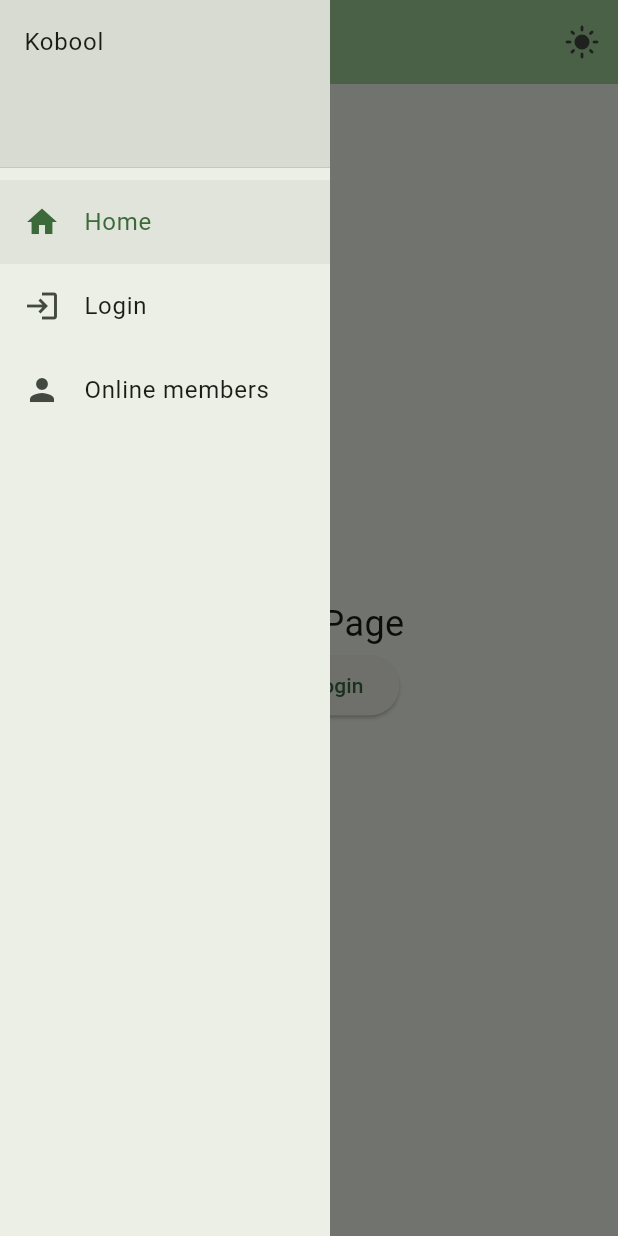
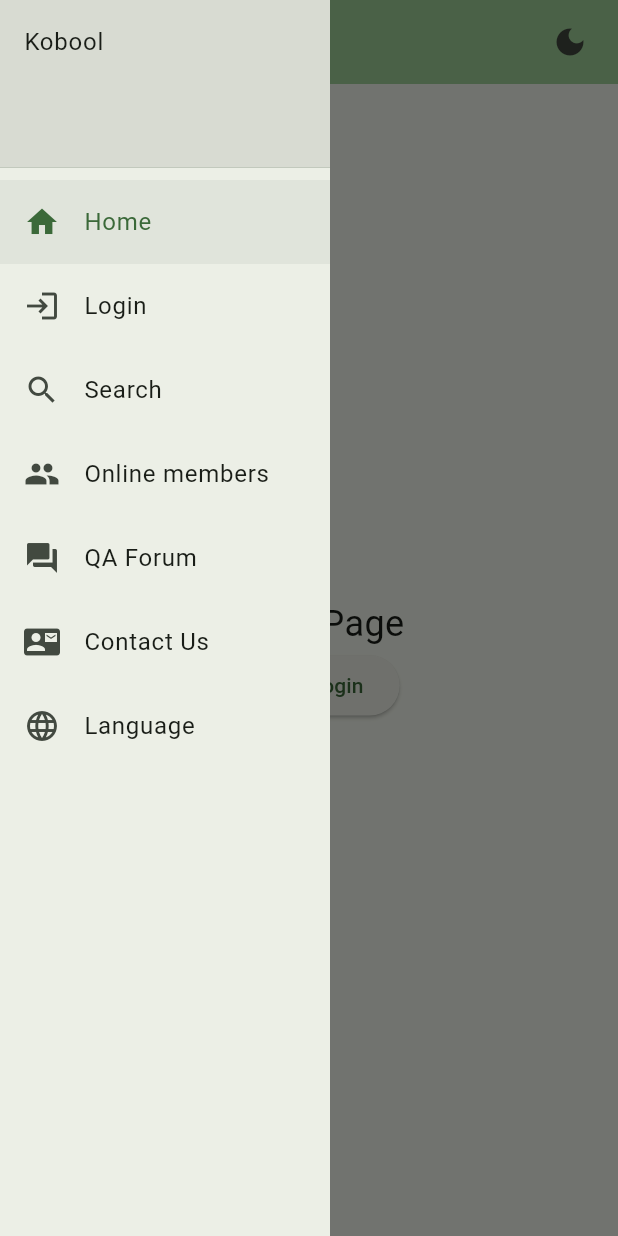
Before and after one commit to rdesoky/kobool_app, a Flutter app: the screen it shows after launch, with the side drawer open, on a phone screen of 412 x 824 dp. Run offline on Flutter 3.47's test engine with Material 3 defaults, Android fonts, the phone set to English and light mode, and no system bars; our stand-ins replace flutter_hooks, flutter_riverpod, hooks_riverpod, shared_preferences.

Commit message:
feat: Implement core application structure with AppDrawer, KAppBar, and initial dependency setup.

```diff
--- /dev/null
+++ b/devtools_options.yaml
@@ -0,0 +1,3 @@
+description: This file stores settings for Dart & Flutter DevTools.
+documentation: https://docs.flutter.dev/tools/devtools/extensions#configure-extension-enablement-states
+extensions:
--- a/lib/app_main.dart
+++ b/lib/app_main.dart
@@ -1,4 +1,5 @@
 import 'package:flutter/material.dart';
+import 'package:flutter_hooks/flutter_hooks.dart';
 import 'package:flutter_riverpod/flutter_riverpod.dart';
 import 'package:hooks_riverpod/hooks_riverpod.dart';
 import 'package:kobool/app_route_observer.dart';
@@ -7,6 +8,7 @@ import 'package:kobool/providers/settings_provider.dart';
 import 'package:kobool/route_generator.dart';
 import 'package:kobool/widgets/app_drawer.dart';
 import 'package:kobool/widgets/kapp_bar.dart';
+import 'package:shared_preferences/shared_preferences.dart';
 
 class AppMain extends ConsumerWidget {
   const AppMain({super.key});
@@ -34,14 +36,16 @@ class AppMain extends ConsumerWidget {
   }
 }
 
-class _AppScaffold extends ConsumerWidget {
+class _AppScaffold extends HookConsumerWidget {
   static final GlobalKey<NavigatorState> navigatorKey =
       GlobalKey<NavigatorState>();
 
   const _AppScaffold({super.key});
 
   @override
-  Widget build(BuildContext context, ref) {
+  Widget build(BuildContext context, WidgetRef ref) {
+    useInitApp(ref);
+
     final isWideView = MediaQuery.of(context).size.width > 600;
 
     return Scaffold(
@@ -80,3 +84,33 @@ class AppNavigator extends ConsumerWidget {
         : navigatorWidget;
   }
 }
+
+useInitApp(WidgetRef ref) {
+  useEffect(() {
+    // providers initialization
+    // read themMode from shared preferences
+    SharedPreferences.getInstance().then((prefs) {
+      final themeMode = prefs.getString('themeMode');
+      if (themeMode == null) {
+        return; //initial value
+      }
+      ref.read(themeModeProvider.notifier).state = themeMode == 'dark'
+          ? ThemeMode.dark
+          : ThemeMode.light;
+    });
+    return null;
+  }, []);
+
+  final themeMode = ref.watch(themeModeProvider);
+
+  useEffect(() {
+    if (themeMode == ThemeMode.system) {
+      return; //initial value
+    }
+    //updated value
+    SharedPreferences.getInstance().then((prefs) {
+      prefs.setString('themeMode', themeMode.name);
+    });
+    return null;
+  }, [themeMode]);
+}
--- a/lib/widgets/app_drawer.dart
+++ b/lib/widgets/app_drawer.dart
@@ -55,7 +55,18 @@ class AppDrawer extends ConsumerWidget {
             },
           ),
           ListTile(
-            leading: Icon(Icons.person),
+            leading: Icon(Icons.search),
+            title: Text('Search'),
+            selected: routerState.name == Routes.search,
+            selectedTileColor: colorScheme.surfaceContainerHighest,
+            onTap: () {
+              // Handle settings tap
+              navigatorKey.currentState?.pushNamed(Routes.search);
+              Scaffold.of(context).closeDrawer();
+            },
+          ),
+          ListTile(
+            leading: Icon(Icons.people),
             title: Text('Online members'),
             selected: routerState.name == Routes.results,
             selectedTileColor: colorScheme.surfaceContainerHighest,
@@ -65,6 +76,56 @@ class AppDrawer extends ConsumerWidget {
               Scaffold.of(context).closeDrawer();
             },
           ),
+          ListTile(
+            leading: Icon(Icons.forum),
+            title: Text('QA Forum'),
+            selected: routerState.name == Routes.forum,
+            selectedTileColor: colorScheme.surfaceContainerHighest,
+            onTap: () {
+              // Handle login tap
+              navigatorKey.currentState?.pushNamed(Routes.forum);
+              Scaffold.of(context).closeDrawer();
+            },
+          ),
+          ListTile(
+            leading: Icon(Icons.contact_mail),
+            title: Text('Contact Us'),
+            selected: routerState.name == Routes.contact,
+            selectedTileColor: colorScheme.surfaceContainerHighest,
+            onTap: () {
+              // Handle settings tap
+              navigatorKey.currentState?.pushNamed(Routes.contact);
+              Scaffold.of(context).closeDrawer();
+            },
+          ),
+          ListTile(
+            leading: Icon(Icons.language),
+            title: Text('Language'),
+            onTap: () {
+              // Handle settings tap
+              // confirm dialog
+              showDialog(
+                context: context,
+                builder: (context) => AlertDialog(
+                  title: Text('Language'),
+                  content: Text('Change language?'),
+                  actions: [
+                    TextButton(
+                      child: Text('Cancel'),
+                      onPressed: () => Navigator.pop(context),
+                    ),
+                    TextButton(
+                      child: Text('OK'),
+                      onPressed: () {
+                        // change language
+                        Navigator.pop(context);
+                      },
+                    ),
+                  ],
+                ),
+              );
+            },
+          ),
           // Add more ListTile widgets for additional drawer items
         ],
       ),
--- a/pubspec.yaml
+++ b/pubspec.yaml
@@ -38,6 +38,7 @@ dependencies:
   hooks_riverpod: ^3.0.3
   flutter_hooks: ^0.21.3+1
   http: ^1.6.0
+  shared_preferences: ^2.5.4
 
 dev_dependencies:
   flutter_test:
```
Also changed, not shown: lib/widgets/kapp_bar.dart (+8 -15 lines), pubspec.lock, 1 other file.
